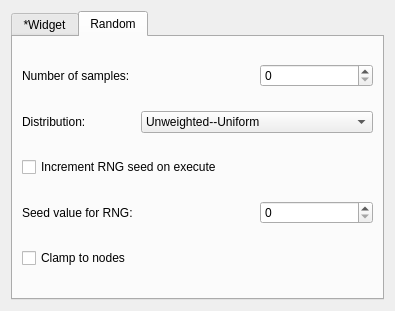
This is src/Interface/Modules/Fields/GeneratePointSamplesFromFieldOrWidget.ui in SCIInstitute/SCIRun as Qt 5 draws it before an edit. The edited form follows.
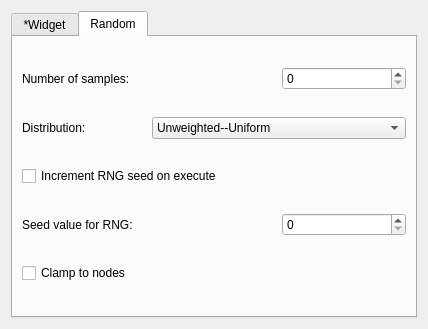
This is the edited form.

Diff of the .ui file:
```diff
--- a/src/Interface/Modules/Fields/GeneratePointSamplesFromFieldOrWidget.ui
+++ b/src/Interface/Modules/Fields/GeneratePointSamplesFromFieldOrWidget.ui
@@ -6,14 +6,14 @@
    <rect>
     <x>0</x>
     <y>0</y>
-    <width>395</width>
-    <height>311</height>
+    <width>428</width>
+    <height>329</height>
    </rect>
   </property>
   <property name="minimumSize">
    <size>
-    <width>395</width>
-    <height>311</height>
+    <width>428</width>
+    <height>329</height>
    </size>
   </property>
   <property name="windowTitle">
```
